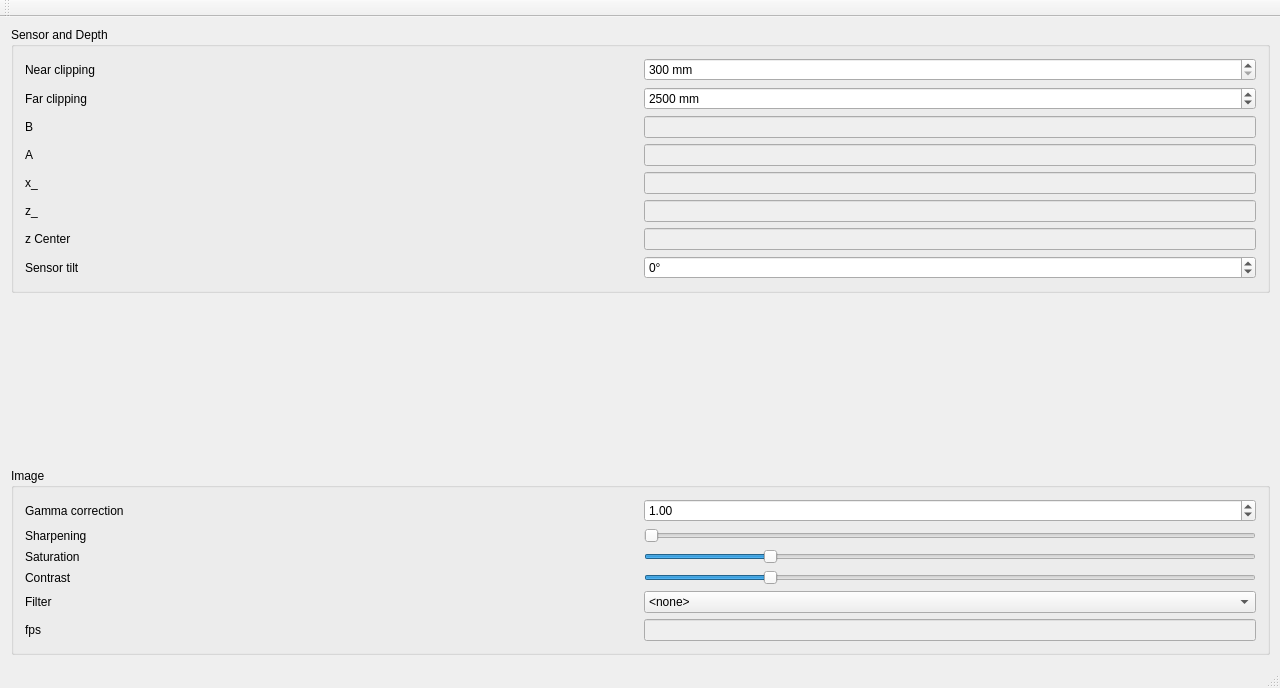
Before: the Qt Designer form mainwindow.ui in 607011/w-1, drawn with Qt 5.
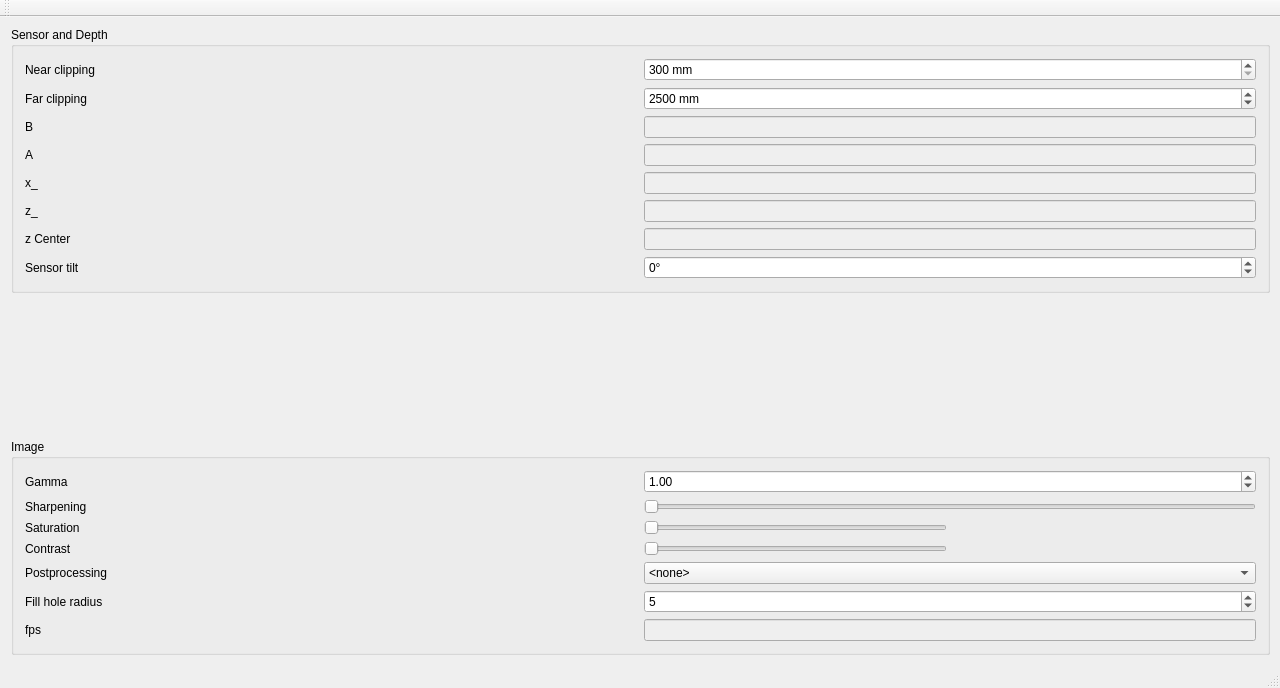
After: the same form once the commit is applied.

```diff
--- a/mainwindow.ui
+++ b/mainwindow.ui
@@ -257,66 +257,28 @@
          <string>Image</string>
         </property>
         <layout class="QGridLayout" name="gridLayout_4">
-         <item row="1" column="0">
-          <widget class="QLabel" name="label_10">
+         <item row="6" column="0">
+          <widget class="QLabel" name="label_12">
            <property name="text">
-            <string>Sharpening</string>
+            <string>Postprocessing</string>
            </property>
           </widget>
          </item>
-         <item row="1" column="1">
-          <widget class="QSlider" name="sharpeningSlider">
-           <property name="sizePolicy">
-            <sizepolicy hsizetype="Preferred" vsizetype="Fixed">
-             <horstretch>0</horstretch>
-             <verstretch>0</verstretch>
-            </sizepolicy>
-           </property>
-           <property name="maximum">
-            <number>100</number>
-           </property>
-           <property name="orientation">
-            <enum>Qt::Horizontal</enum>
-           </property>
-          </widget>
-         </item>
-         <item row="5" column="0">
-          <widget class="QLabel" name="label_11">
-           <property name="text">
-            <string>fps</string>
-           </property>
-          </widget>
-         </item>
-         <item row="2" column="0">
+         <item row="3" column="0">
           <widget class="QLabel" name="label_13">
            <property name="text">
             <string>Saturation</string>
            </property>
           </widget>
          </item>
-         <item row="2" column="1">
-          <widget class="QSlider" name="saturationSlider">
-           <property name="sizePolicy">
-            <sizepolicy hsizetype="Preferred" vsizetype="Fixed">
-             <horstretch>0</horstretch>
-             <verstretch>0</verstretch>
-            </sizepolicy>
-           </property>
-           <property name="maximum">
-            <number>500</number>
-           </property>
-           <property name="singleStep">
-            <number>1</number>
-           </property>
-           <property name="value">
-            <number>100</number>
-           </property>
-           <property name="orientation">
-            <enum>Qt::Horizontal</enum>
+         <item row="8" column="0">
+          <widget class="QLabel" name="label_11">
+           <property name="text">
+            <string>fps</string>
            </property>
           </widget>
          </item>
-         <item row="5" column="1">
+         <item row="8" column="1">
           <widget class="QLineEdit" name="fpsLineEdit">
            <property name="enabled">
             <bool>false</bool>
@@ -329,21 +291,50 @@
            </property>
           </widget>
          </item>
+         <item row="1" column="1">
+          <widget class="QSlider" name="sharpeningSlider">
+           <property name="sizePolicy">
+            <sizepolicy hsizetype="Preferred" vsizetype="Fixed">
+             <horstretch>0</horstretch>
+             <verstretch>0</verstretch>
+            </sizepolicy>
+           </property>
+           <property name="maximum">
+            <number>100</number>
+           </property>
+           <property name="orientation">
+            <enum>Qt::Horizontal</enum>
+           </property>
+          </widget>
+         </item>
+         <item row="1" column="0">
+          <widget class="QLabel" name="label_10">
+           <property name="text">
+            <string>Sharpening</string>
+           </property>
+          </widget>
+         </item>
+         <item row="0" column="1">
+          <widget class="QDoubleSpinBox" name="gammaSpinBox">
+           <property name="maximum">
+            <double>3.000000000000000</double>
+           </property>
+           <property name="singleStep">
+            <double>0.100000000000000</double>
+           </property>
+           <property name="value">
+            <double>1.000000000000000</double>
+           </property>
+          </widget>
+         </item>
          <item row="0" column="0">
           <widget class="QLabel" name="label_9">
            <property name="text">
-            <string>Gamma correction</string>
+            <string>Gamma</string>
            </property>
           </widget>
          </item>
-         <item row="4" column="0">
-          <widget class="QLabel" name="label_12">
-           <property name="text">
-            <string>Filter</string>
-           </property>
-          </widget>
-         </item>
-         <item row="4" column="1">
+         <item row="6" column="1">
           <widget class="QComboBox" name="filterComboBox">
            <item>
             <property name="text">
@@ -367,48 +358,99 @@
            </item>
           </widget>
          </item>
-         <item row="0" column="1">
-          <widget class="QDoubleSpinBox" name="gammaSpinBox">
+         <item row="7" column="0">
+          <widget class="QLabel" name="label_15">
+           <property name="text">
+            <string>Fill hole radius</string>
+           </property>
+          </widget>
+         </item>
+         <item row="7" column="1">
+          <widget class="QSpinBox" name="neighborhoodSizeSpinBox">
+           <property name="minimum">
+            <number>0</number>
+           </property>
            <property name="maximum">
-            <double>3.000000000000000</double>
-           </property>
-           <property name="singleStep">
-            <double>0.100000000000000</double>
+            <number>40</number>
            </property>
            <property name="value">
-            <double>1.000000000000000</double>
+            <number>5</number>
            </property>
           </widget>
          </item>
-         <item row="3" column="0">
+         <item row="3" column="1">
+          <layout class="QHBoxLayout" name="horizontalLayout">
+           <item>
+            <widget class="QSlider" name="saturationSlider">
+             <property name="sizePolicy">
+              <sizepolicy hsizetype="Preferred" vsizetype="Fixed">
+               <horstretch>0</horstretch>
+               <verstretch>0</verstretch>
+              </sizepolicy>
+             </property>
+             <property name="maximum">
+              <number>500</number>
+             </property>
+             <property name="singleStep">
+              <number>1</number>
+             </property>
+             <property name="value">
+              <number>0</number>
+             </property>
+             <property name="orientation">
+              <enum>Qt::Horizontal</enum>
+             </property>
+            </widget>
+           </item>
+           <item>
+            <widget class="QLabel" name="saturationLabel">
+             <property name="text">
+              <string/>
+             </property>
+            </widget>
+           </item>
+          </layout>
+         </item>
+         <item row="5" column="1">
+          <layout class="QHBoxLayout" name="horizontalLayout_2">
+           <item>
+            <widget class="QSlider" name="contrastSlider">
+             <property name="sizePolicy">
+              <sizepolicy hsizetype="Preferred" vsizetype="Fixed">
+               <horstretch>0</horstretch>
+               <verstretch>0</verstretch>
+              </sizepolicy>
+             </property>
+             <property name="maximum">
+              <number>500</number>
+             </property>
+             <property name="singleStep">
+              <number>1</number>
+             </property>
+             <property name="value">
+              <number>0</number>
+             </property>
+             <property name="orientation">
+              <enum>Qt::Horizontal</enum>
+             </property>
+            </widget>
+           </item>
+           <item>
+            <widget class="QLabel" name="contrastLabel">
+             <property name="text">
+              <string/>
+             </property>
+            </widget>
+           </item>
+          </layout>
+         </item>
+         <item row="5" column="0">
           <widget class="QLabel" name="label_14">
            <property name="text">
             <string>Contrast</string>
            </property>
           </widget>
          </item>
-         <item row="3" column="1">
-          <widget class="QSlider" name="contrastSlider">
-           <property name="sizePolicy">
-            <sizepolicy hsizetype="Preferred" vsizetype="Fixed">
-             <horstretch>0</horstretch>
-             <verstretch>0</verstretch>
-            </sizepolicy>
-           </property>
-           <property name="maximum">
-            <number>500</number>
-           </property>
-           <property name="singleStep">
-            <number>1</number>
-           </property>
-           <property name="value">
-            <number>100</number>
-           </property>
-           <property name="orientation">
-            <enum>Qt::Horizontal</enum>
-           </property>
-          </widget>
-         </item>
         </layout>
        </widget>
       </item>
```
